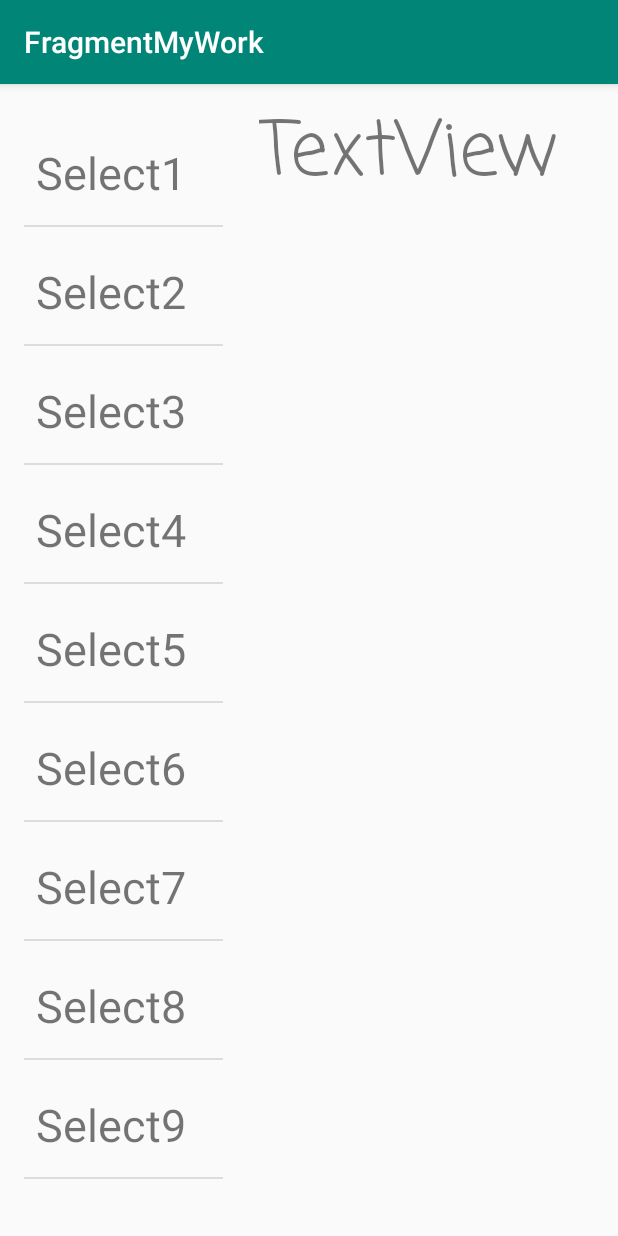
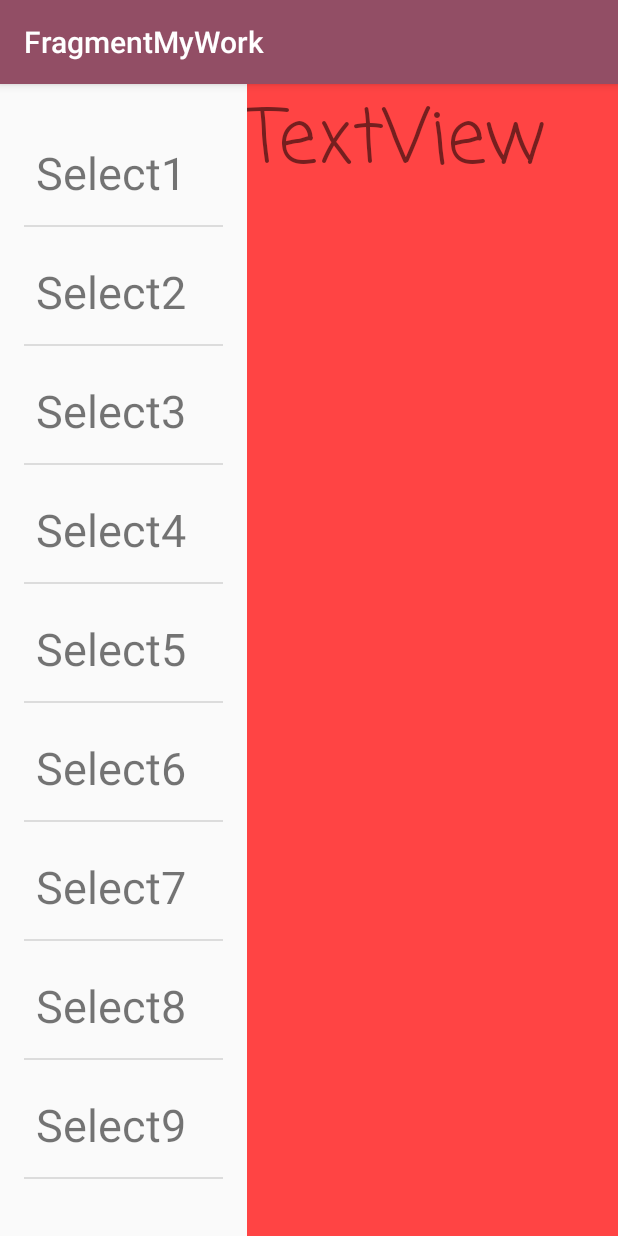
Before and after one commit to zyailoveyou/FragmentAndCustomTransition, an Android app: the screen it shows after launch (MainActivity), on a phone screen of 412 x 824 dp. Run offline under Robolectric (Android 15) with nearby library versions, the phone set to English and light mode, and no system bars.

Commit message:
20181220

```diff
--- a/app/build.gradle
+++ b/app/build.gradle
@@ -4,7 +4,7 @@ android {
     compileSdkVersion 28
     defaultConfig {
         applicationId "com.cop.zqc.fragmentmywork"
-        minSdkVersion 16
+        minSdkVersion 19
         targetSdkVersion 28
         versionCode 1
         versionName "1.0"
--- a/app/src/main/res/layout/fragment_articlecontent.xml
+++ b/app/src/main/res/layout/fragment_articlecontent.xml
@@ -10,12 +10,7 @@
         android:id="@+id/Introduction"
         android:layout_width="0dp"
         android:layout_height="0dp"
-        android:layout_marginStart="8dp"
-        android:layout_marginLeft="8dp"
-        android:layout_marginTop="8dp"
-        android:layout_marginEnd="8dp"
-        android:layout_marginRight="8dp"
-        android:layout_marginBottom="8dp"
+        android:background="@android:color/holo_red_light"
         android:fontFamily="casual"
         android:text="TextView"
         android:textSize="50dp"
--- a/app/src/main/res/values/colors.xml
+++ b/app/src/main/res/values/colors.xml
@@ -1,6 +1,6 @@
 <?xml version="1.0" encoding="utf-8"?>
 <resources>
-    <color name="colorPrimary">#008577</color>
+    <color name="colorPrimary">#924e65</color>
     <color name="colorPrimaryDark">#00574B</color>
     <color name="colorAccent">#a3b8ec</color>
 </resources>
```
Also changed, not shown: app/src/main/java/com/cop/zqc/fragmentmywork/MainActivity.java (+19 -5 lines), app/src/main/java/com/cop/zqc/fragmentmywork/MyTransition.java (added, +83 -0 lines).
